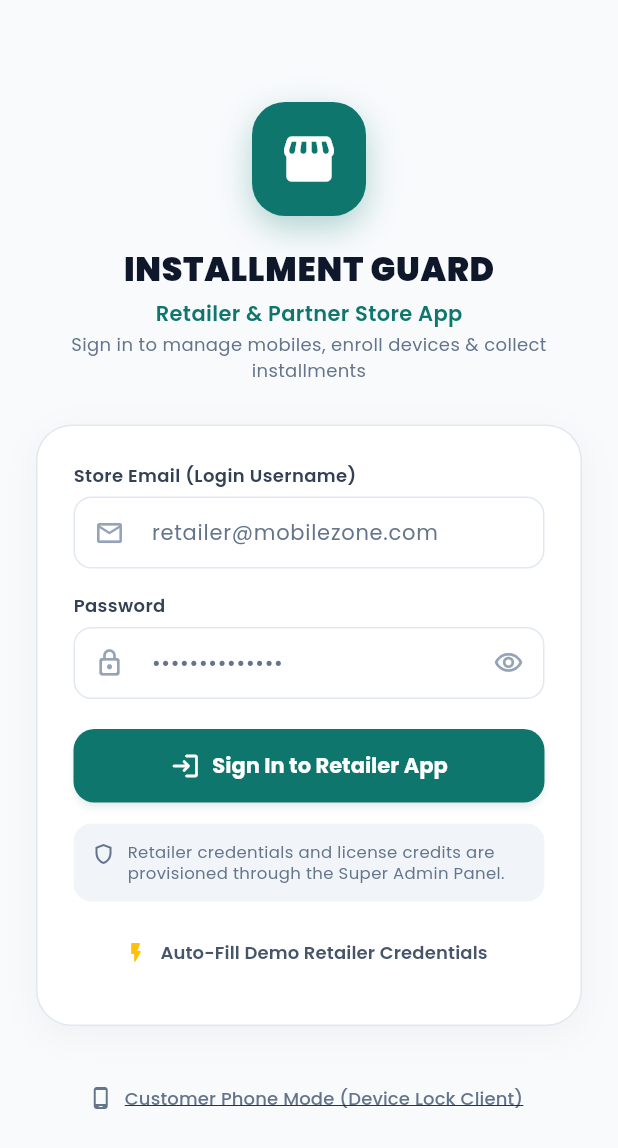
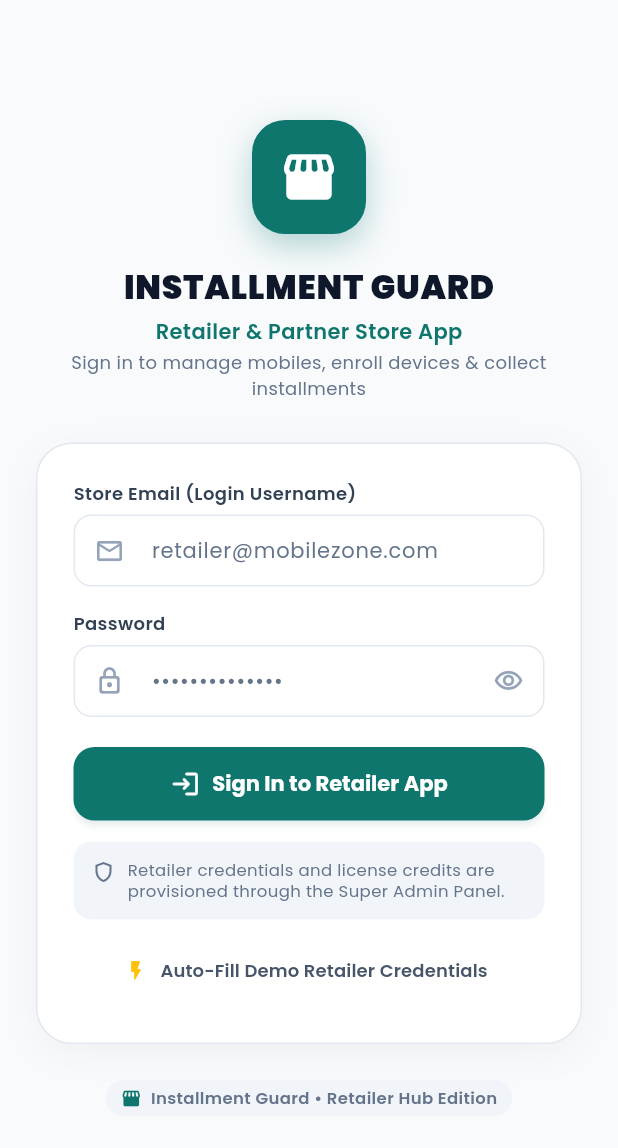
Before and after one commit to devsynxoffical/instalment-guard, a Flutter app: the RetailerLoginScreen screen opened directly, on a phone screen of 412 x 824 dp. Shown: the top 1148 px of the screen. Run offline on Flutter 3.47's test engine with Material 3 defaults, Android fonts, the phone set to English and light mode, and no system bars; our stand-ins replace google_fonts, qr_flutter, shared_preferences; accounts and stored records are empty.

```diff
--- a/lib/features/retailer/screens/retailer_login_screen.dart
+++ b/lib/features/retailer/screens/retailer_login_screen.dart
@@ -1,8 +1,5 @@
 import 'package:flutter/material.dart';
 import '../../../core/theme/app_theme.dart';
-import '../../setup/screens/device_ready_screen.dart';
-import '../../setup/screens/device_restricted_screen.dart';
-import '../../../services/device_management/device_management_service.dart';
 import '../services/retailer_api_service.dart';
 import 'retailer_main_shell.dart';
 
@@ -76,19 +73,6 @@ class _RetailerLoginScreenState extends State<RetailerLoginScreen> {
       _passwordController.text = 'Retailer@12345';
       _errorMessage = null;
     });
-  }
-
-  void _switchToCustomerDeviceMode() async {
-    final isRestricted = DeviceManagementService.restrictionNotifier.value;
-    if (mounted) {
-      Navigator.of(context).pushReplacement(
-        MaterialPageRoute(
-          builder: (_) => isRestricted
-              ? const DeviceRestrictedScreen()
-              : const DeviceReadyScreen(),
-        ),
-      );
-    }
   }
 
   @override
@@ -334,15 +318,32 @@ class _RetailerLoginScreenState extends State<RetailerLoginScreen> {
                     ),
                   ),
                   const SizedBox(height: 24),
-
-                  // Customer Phone Guard Mode Switch
-                  TextButton.icon(
-                    onPressed: _switchToCustomerDeviceMode,
-                    icon: const Icon(Icons.phone_android_rounded, size: 16, color: Color(0xFF64748B)),
-                    label: const Text(
-                      'Customer Phone Mode (Device Lock Client)',
-                      style: TextStyle(fontSize: 12, color: Color(0xFF64748B), decoration: TextDecoration.underline),
-                    ),
+                  Row(
+                    mainAxisAlignment: MainAxisAlignment.center,
+                    children: [
+                      Container(
+                        padding: const EdgeInsets.symmetric(horizontal: 10, vertical: 4),
+                        decoration: BoxDecoration(
+                          color: const Color(0xFFF1F5F9),
+                          borderRadius: BorderRadius.circular(12),
+                        ),
+                        child: const Row(
+                          mainAxisSize: MainAxisSize.min,
+                          children: [
+                            Icon(Icons.storefront_rounded, size: 14, color: AppTheme.tealPrimary),
+                            SizedBox(width: 6),
+                            Text(
+                              'Installment Guard • Retailer Hub Edition',
+                              style: TextStyle(
+                                fontSize: 11,
+                                fontWeight: FontWeight.w600,
+                                color: Color(0xFF64748B),
+                              ),
+                            ),
+                          ],
+                        ),
+                      ),
+                    ],
                   ),
                 ],
               ),
```
Also changed, not shown: lib/main.dart (+19 -13 lines), lib/services/device_management/device_management_service.dart (+9 -0 lines), 8 other files.
